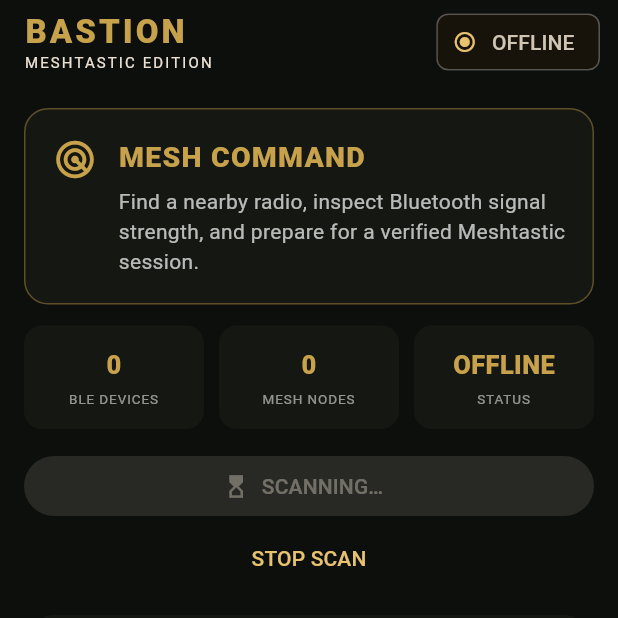
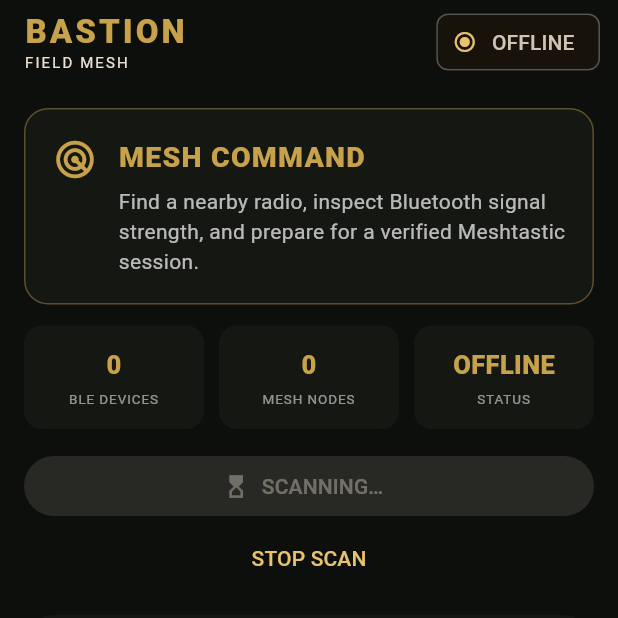
Before and after one commit to charlottemeshtastic/Bastion-Meshtastic, a Flutter app: the screen it shows after launch, after a tap on "SCAN FOR RADIOS", on a phone screen of 412 x 824 dp, the top half of it. Run offline on Flutter 3.47's test engine with Material 3 defaults, Android fonts, the phone set to English and light mode, and no system bars; our stand-ins replace shared_preferences; missing offline and left inert: universal_ble.

Commit message:
Remove trademark from Bastion product branding

```diff
--- a/lib/main.dart
+++ b/lib/main.dart
@@ -4,16 +4,16 @@
 import 'services/meshtastic_messaging_service.dart';
 import 'services/meshtastic_radio_coordinator.dart';
 
-void main() => runApp(const BastionMeshtasticApp());
+void main() => runApp(const BastionApp());
 
-class BastionMeshtasticApp extends StatelessWidget {
-  const BastionMeshtasticApp({super.key});
+class BastionApp extends StatelessWidget {
+  const BastionApp({super.key});
   static const signal = Color(0xFFC7A24A);
   static const panel = Color(0xFF151713);
 
   @override
   Widget build(BuildContext context) => MaterialApp(
-    title: 'Bastion Meshtastic',
+    title: 'Bastion',
     debugShowCheckedModeBanner: false,
     theme: ThemeData(
       useMaterial3: true,
@@ -62,8 +62,8 @@
     appBar: AppBar(
       title: const Column(crossAxisAlignment: CrossAxisAlignment.start, children: [
         Text('BASTION', style: TextStyle(fontWeight: FontWeight.w900,
-          color: BastionMeshtasticApp.signal, letterSpacing: 2)),
-        Text('MESHTASTIC EDITION', style: TextStyle(fontSize: 10, letterSpacing: 1.4)),
+          color: BastionApp.signal, letterSpacing: 2)),
+        Text('FIELD MESH', style: TextStyle(fontSize: 10, letterSpacing: 1.4)),
       ]),
       actions: [
         Padding(
@@ -421,7 +421,7 @@
           const SizedBox(height: 10),
           Card(child: SwitchListTile(
             secondary: const Icon(Icons.smart_toy_outlined,
-              color: BastionMeshtasticApp.signal),
+              color: BastionApp.signal),
             title: const Text('BOT MODE',
               style: TextStyle(fontWeight: FontWeight.bold)),
             subtitle: Text(widget.botMode
@@ -431,7 +431,7 @@
             onChanged: widget.onBotModeChanged,
           )),
           Card(child: ExpansionTile(
-            leading: const Icon(Icons.tune, color: BastionMeshtasticApp.signal),
+            leading: const Icon(Icons.tune, color: BastionApp.signal),
             title: const Text('BOT RESPONSE',
               style: TextStyle(fontWeight: FontWeight.bold)),
             childrenPadding: const EdgeInsets.fromLTRB(16, 0, 16, 16),
@@ -479,13 +479,13 @@
       const SizedBox(height: 14),
       Container(
         height: 280,
-        decoration: BoxDecoration(color: BastionMeshtasticApp.panel,
+        decoration: BoxDecoration(color: BastionApp.panel,
           borderRadius: BorderRadius.circular(18),
-          border: Border.all(color: BastionMeshtasticApp.signal.withValues(alpha: .25))),
+          border: Border.all(color: BastionApp.signal.withValues(alpha: .25))),
         child: const Stack(children: [
           Center(child: Icon(Icons.terrain, size: 110, color: Colors.white10)),
           Center(child: Column(mainAxisSize: MainAxisSize.min, children: [
-            Icon(Icons.location_off_outlined, size: 42, color: BastionMeshtasticApp.signal),
+            Icon(Icons.location_off_outlined, size: 42, color: BastionApp.signal),
             SizedBox(height: 10),
             Text('WAITING FOR POSITION DATA', style: TextStyle(fontWeight: FontWeight.bold)),
             SizedBox(height: 5),
@@ -538,7 +538,7 @@
         detail: 'Practical utilities you can use before and during a deployment.'),
       const SizedBox(height: 14),
       Card(child: ExpansionTile(
-        leading: const Icon(Icons.battery_charging_full, color: BastionMeshtasticApp.signal),
+        leading: const Icon(Icons.battery_charging_full, color: BastionApp.signal),
         title: const Text('BATTERY RUNTIME', style: TextStyle(fontWeight: FontWeight.bold)),
         subtitle: const Text('Estimate runtime from capacity and average current'),
         childrenPadding: const EdgeInsets.fromLTRB(16, 0, 16, 16),
@@ -558,11 +558,11 @@
             Padding(padding: const EdgeInsets.only(top: 12),
               child: Text('Estimated runtime: ${runtime!.toStringAsFixed(1)} hours',
                 style: const TextStyle(fontSize: 18, fontWeight: FontWeight.bold,
-                  color: BastionMeshtasticApp.signal))),
+                  color: BastionApp.signal))),
         ],
       )),
       const Card(child: ExpansionTile(
-        leading: Icon(Icons.signal_cellular_alt, color: BastionMeshtasticApp.signal),
+        leading: Icon(Icons.signal_cellular_alt, color: BastionApp.signal),
         title: Text('RSSI FIELD REFERENCE', style: TextStyle(fontWeight: FontWeight.bold)),
         subtitle: Text('Quick Bluetooth signal-strength guide'),
         childrenPadding: EdgeInsets.fromLTRB(16, 0, 16, 16),
@@ -576,7 +576,7 @@
       )),
       Card(child: ExpansionTile(
         initiallyExpanded: true,
-        leading: const Icon(Icons.checklist, color: BastionMeshtasticApp.signal),
+        leading: const Icon(Icons.checklist, color: BastionApp.signal),
         title: const Text('DEPLOYMENT CHECKLIST', style: TextStyle(fontWeight: FontWeight.bold)),
         subtitle: Text('${checked.length}/${checklist.length} ready'),
         children: [
@@ -590,7 +590,7 @@
         ],
       )),
       Card(child: ListTile(
-        leading: const Icon(Icons.bluetooth_searching, color: BastionMeshtasticApp.signal),
+        leading: const Icon(Icons.bluetooth_searching, color: BastionApp.signal),
         title: const Text('RADIO SCANNER', style: TextStyle(fontWeight: FontWeight.bold)),
         subtitle: Text('${widget.discovery.results.length} BLE devices currently discovered'),
         trailing: const Icon(Icons.chevron_right),
@@ -627,12 +627,19 @@
       const Card(child: ListTile(
         leading: Icon(Icons.security_outlined), title: Text('Safety mode'),
         subtitle: Text('No unverified device is treated as a mesh node'),
-        trailing: Icon(Icons.verified_user_outlined, color: BastionMeshtasticApp.signal))),
+        trailing: Icon(Icons.verified_user_outlined, color: BastionApp.signal))),
       const Card(child: ListTile(
-        leading: Icon(Icons.info_outline), title: Text('Bastion Meshtastic'),
-        subtitle: Text('Development build • Independent Meshtastic companion'))),
+        leading: Icon(Icons.info_outline), title: Text('Bastion'),
+        subtitle: Text('Development build • Independent mesh companion'))),
+      const Card(child: ListTile(
+        leading: Icon(Icons.gavel_outlined),
+        title: Text('Trademark & compatibility'),
+        subtitle: Text(
+          'Compatible with Meshtastic® firmware. Meshtastic® is a registered trademark of Meshtastic LLC. Meshtastic software components are released under various licenses, see GitHub for details. No warranty is provided - use at your own risk.\\n\\nBastion is independently developed and is not affiliated with, sponsored by, or endorsed by Meshtastic LLC.',
+        ),
+      )),
       const _Notice(
-        text: 'Bastion is an independent companion project and is not an official Meshtastic application. Do not rely on this development build for emergency communication.',
+        text: 'Bastion is an independent project compatible with Meshtastic® firmware. It is not affiliated with, sponsored by, or endorsed by Meshtastic LLC. Do not rely on this development build as a sole method of emergency communication.',
         icon: Icons.shield_outlined),
     ],
   );
@@ -646,15 +653,15 @@
   @override
   Widget build(BuildContext context) => Container(
     padding: const EdgeInsets.all(18),
-    decoration: BoxDecoration(color: BastionMeshtasticApp.panel,
+    decoration: BoxDecoration(color: BastionApp.panel,
       borderRadius: BorderRadius.circular(16),
-      border: Border.all(color: BastionMeshtasticApp.signal.withValues(alpha: .4))),
+      border: Border.all(color: BastionApp.signal.withValues(alpha: .4))),
     child: Row(crossAxisAlignment: CrossAxisAlignment.start, children: [
-      Icon(icon, color: BastionMeshtasticApp.signal, size: 30),
+      Icon(icon, color: BastionApp.signal, size: 30),
       const SizedBox(width: 14),
       Expanded(child: Column(crossAxisAlignment: CrossAxisAlignment.start, children: [
         Text(title, style: const TextStyle(fontSize: 19, fontWeight: FontWeight.w900,
-          color: BastionMeshtasticApp.signal, letterSpacing: .8)),
+          color: BastionApp.signal, letterSpacing: .8)),
         const SizedBox(height: 6),
         Text(detail, style: const TextStyle(height: 1.4, color: Colors.white70)),
       ])),
@@ -669,11 +676,11 @@
   @override
   Widget build(BuildContext context) => Container(
     padding: const EdgeInsets.symmetric(vertical: 14, horizontal: 8),
-    decoration: BoxDecoration(color: BastionMeshtasticApp.panel,
+    decoration: BoxDecoration(color: BastionApp.panel,
       borderRadius: BorderRadius.circular(12)),
     child: Column(children: [
       Text(value, style: const TextStyle(fontWeight: FontWeight.w900,
-        fontSize: 17, color: BastionMeshtasticApp.signal)),
+        fontSize: 17, color: BastionApp.signal)),
       const SizedBox(height: 4),
       Text(label, textAlign: TextAlign.center,
         style: const TextStyle(fontSize: 9, color: Colors.white54, letterSpacing: .6)),
@@ -731,7 +738,7 @@
     child: Row(children: [
       SizedBox(width: 80, child: Text(value,
         style: const TextStyle(fontWeight: FontWeight.bold,
-          color: BastionMeshtasticApp.signal))),
+          color: BastionApp.signal))),
       Expanded(child: Text(label)),
     ]),
   );
```
